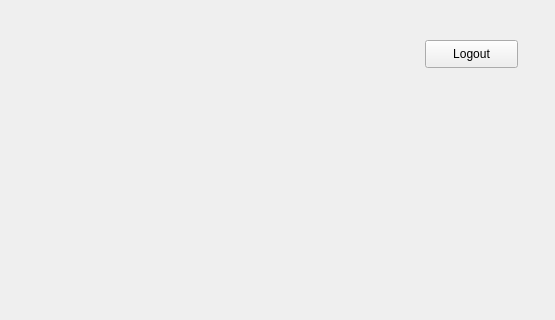
The window that UI/AdministratorMainWindow.ui (NevenIlincic/SIMSProjekat) describes before a commit, drawn with Qt 5; both pictures show x 535 to 1090 and y 0 to 320 of the 1090 by 737 pixel window.
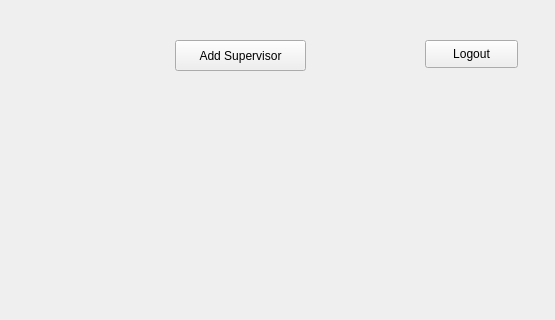
The same window after the commit.

Commit message: [ADD] Music supervisor register

Patch:
```diff
--- a/UI/AdministratorMainWindow.ui
+++ b/UI/AdministratorMainWindow.ui
@@ -47,6 +47,19 @@
      <string>Welcome back, Firstname Lastname!</string>
     </property>
    </widget>
+   <widget class="QPushButton" name="pushButton_2">
+    <property name="geometry">
+     <rect>
+      <x>710</x>
+      <y>40</y>
+      <width>131</width>
+      <height>31</height>
+     </rect>
+    </property>
+    <property name="text">
+     <string>Add Supervisor</string>
+    </property>
+   </widget>
   </widget>
   <widget class="QStatusBar" name="statusbar"/>
  </widget>
```
The commit also changes 27 other files.
